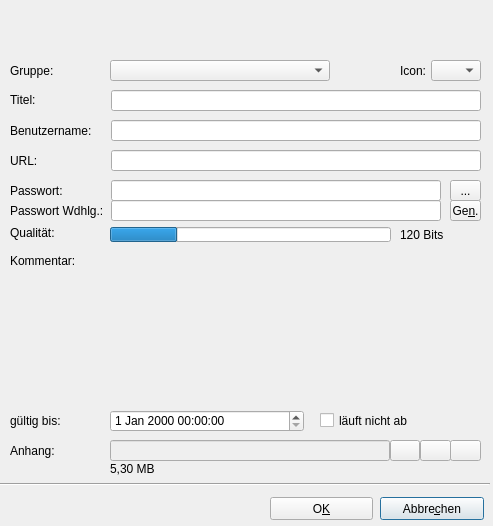
The window that src/forms/EditEntryDlg.ui (thooge/keepassx1) describes before a commit, drawn with Qt 5.
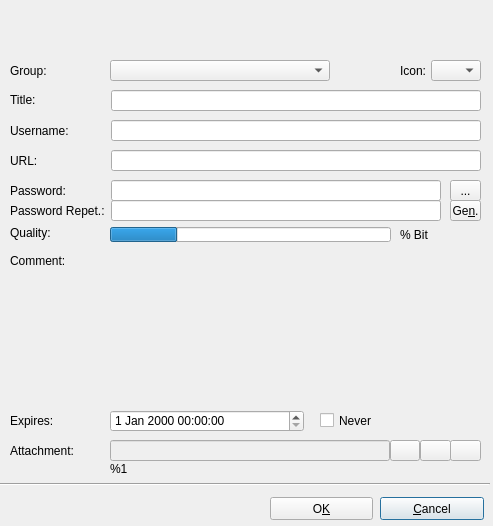
The same window after the commit. Icons and pictures are not drawn. Custom widgets are drawn as their Qt base class.

```diff
--- a/src/forms/EditEntryDlg.ui
+++ b/src/forms/EditEntryDlg.ui
@@ -108,7 +108,7 @@
     </rect>
    </property>
    <property name="text" >
-    <string>Benutzername:</string>
+    <string>Username:</string>
    </property>
   </widget>
   <widget class="QLabel" name="textLabel8" >
@@ -121,7 +121,7 @@
     </rect>
    </property>
    <property name="text" >
-    <string>Passwort Wdhlg.:</string>
+    <string>Password Repet.:</string>
    </property>
   </widget>
   <widget class="QLabel" name="textLabel4" >
@@ -134,7 +134,7 @@
     </rect>
    </property>
    <property name="text" >
-    <string>Titel:</string>
+    <string>Title:</string>
    </property>
   </widget>
   <widget class="QLabel" name="textLabel7" >
@@ -160,7 +160,7 @@
     </rect>
    </property>
    <property name="text" >
-    <string>Passwort:</string>
+    <string>Password:</string>
    </property>
   </widget>
   <widget class="QLabel" name="textLabel9" >
@@ -173,7 +173,7 @@
     </rect>
    </property>
    <property name="text" >
-    <string>Qualität:</string>
+    <string>Quality:</string>
    </property>
   </widget>
   <widget class="QLabel" name="textLabel10" >
@@ -186,7 +186,7 @@
     </rect>
    </property>
    <property name="text" >
-    <string>Kommentar:</string>
+    <string>Comment:</string>
    </property>
   </widget>
   <widget class="QLabel" name="textLabel11" >
@@ -199,7 +199,7 @@
     </rect>
    </property>
    <property name="text" >
-    <string>gültig bis:</string>
+    <string>Expires:</string>
    </property>
   </widget>
   <widget class="QLineEdit" name="Edit_URL" >
@@ -222,7 +222,7 @@
     </rect>
    </property>
    <property name="text" >
-    <string>Gruppe:</string>
+    <string>Group:</string>
    </property>
   </widget>
   <widget class="QPushButton" name="ButtonCancel" >
@@ -235,7 +235,7 @@
     </rect>
    </property>
    <property name="text" >
-    <string>Abbre&amp;chen</string>
+    <string>&amp;Cancel</string>
    </property>
    <property name="shortcut" >
     <string>Alt+C</string>
@@ -251,7 +251,7 @@
     </rect>
    </property>
    <property name="text" >
-    <string>5,30 MB</string>
+    <string>%1</string>
    </property>
   </widget>
   <widget class="QLabel" name="Banner" >
@@ -298,7 +298,7 @@
     </rect>
    </property>
    <property name="text" >
-    <string>120 Bits</string>
+    <string>% Bit</string>
    </property>
   </widget>
   <widget class="QToolButton" name="ButtonGenPw" >
@@ -373,7 +373,7 @@
     </rect>
    </property>
    <property name="text" >
-    <string>läuft nicht ab</string>
+    <string>Never</string>
    </property>
   </widget>
   <widget class="QProgressBar" name="Progress_Quali" >
@@ -405,7 +405,7 @@
     </rect>
    </property>
    <property name="text" >
-    <string>Anhang:</string>
+    <string>Attachment:</string>
    </property>
   </widget>
   <widget class="QLineEdit" name="Edit_Attachment" >
```
Left out of the diff: 4 changed lines with no effect on the pictures.
